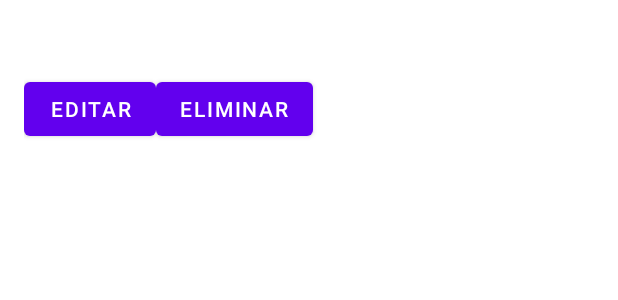
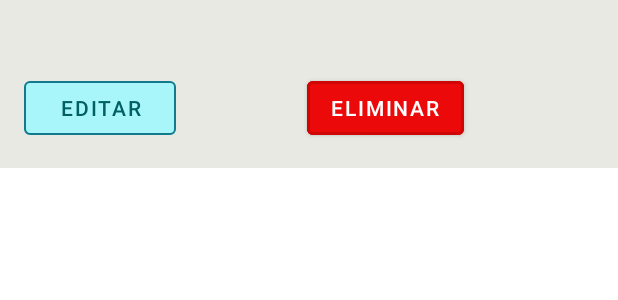
Before and after one commit to RamonBernaus/TR2-Probes, an Android app: the layout list_item_question.xml on its own in the app's theme, with its tools: preview values and no code run, on a phone screen of 412 x 824 dp. Shown: the top 300 px of the screen. Run offline under Robolectric (Android 15) with nearby library versions, the phone set to English and light mode, and no system bars.

Commit message:
Botons per editar i borrar les preguntes fet

```diff
--- /dev/null
+++ b/app/src/main/res/font/font_family.xml
@@ -0,0 +1,7 @@
+<?xml version="1.0" encoding="utf-8"?>
+<font-family xmlns:android="http://schemas.android.com/apk/res/android">
+    <font
+        android:font="@font/goboldbold"
+        android:fontStyle="normal"
+        android:fontWeight="400" />
+</font-family>
--- a/app/src/main/res/layout/list_item_question.xml
+++ b/app/src/main/res/layout/list_item_question.xml
@@ -1,15 +1,17 @@
 <LinearLayout xmlns:android="http://schemas.android.com/apk/res/android"
     android:layout_width="match_parent"
     android:layout_height="wrap_content"
+    xmlns:app="http://schemas.android.com/apk/res-auto"
     android:orientation="vertical"
-    android:padding="16dp">
+    android:padding="16dp"
+    android:background="#e8e9e2">
 
     <TextView
         android:id="@+id/textViewEnunciat"
         android:layout_width="match_parent"
         android:layout_height="wrap_content"
         android:textSize="18sp"
-        android:textStyle="bold" />
+        style="@style/CustomFontStyle"/>
 
     <androidx.recyclerview.widget.RecyclerView
         android:id="@+id/recyclerViewRespuestas"
@@ -19,22 +21,40 @@
 
     <LinearLayout
         android:layout_width="match_parent"
-        android:layout_height="wrap_content"
-        android:orientation="horizontal">
+        android:layout_height="wrap_content">
 
         <Button
             android:id="@+id/buttonEditar"
-            android:layout_width="wrap_content"
-            android:layout_height="wrap_content"
-            android:text="Editar"
-            android:onClick="onEditClick" />
+            style="?android:attr/buttonBarButtonStyle"
+            android:layout_width="101dp"
+            android:layout_height="match_parent"
+            android:backgroundTint="@color/skyblue"
+            android:onClick="onEditClick"
+            android:text="@string/editar"
+            android:textColor="#006064"
+            app:strokeColor="@color/casinavy"
+            app:strokeWidth="1dp" />
+
+        <Space
+            android:layout_width="88dp"
+            android:layout_height="match_parent"
+            android:layout_weight="1" />
 
         <Button
             android:id="@+id/buttonEliminar"
             android:layout_width="wrap_content"
             android:layout_height="wrap_content"
-            android:text="Eliminar"
-            android:onClick="onDeleteClick" />
+            android:backgroundTint="#ec0909"
+            android:onClick="onDeleteClick"
+            android:text="@string/eliminar"
+            app:strokeColor="#cf0606"
+            app:strokeWidth="2dp" />
+
+        <Space
+            android:layout_width="88dp"
+            android:layout_height="match_parent"
+            android:layout_weight="1" />
+
     </LinearLayout>
 
 </LinearLayout>
--- a/app/src/main/res/values/strings.xml
+++ b/app/src/main/res/values/strings.xml
@@ -3,4 +3,6 @@
     <string name="username">Username</string>
     <string name="password">Password</string>
     <string name="name">Name</string>
+    <string name="editar">Editar</string>
+    <string name="eliminar">Eliminar</string>
 </resources>
--- a/app/src/main/res/values/themes.xml
+++ b/app/src/main/res/values/themes.xml
@@ -13,4 +13,7 @@
         <item name="android:statusBarColor">?attr/colorPrimaryVariant</item>
         <!-- Customize your theme here. -->
     </style>
+    <style name="CustomFontStyle" parent="TextAppearance.AppCompat">
+        <item name="android:fontFamily">@font/font_family</item> <!-- Reemplaza 'font_family' con el nombre de tu archivo de recursos de fuente -->
+    </style>
 </resources>
```
Also changed, not shown: app/src/main/java/com/example/tr2/MainActivity.java (+1 -7 lines), app/src/main/res/drawable/gradient.xml (added, +8 -0 lines), app/src/main/res/layout/activity_login.xml (+4 -4 lines), app/src/main/res/layout/activity_main.xml (+4 -5 lines), app/src/main/res/font/goboldbold.otf (added).
